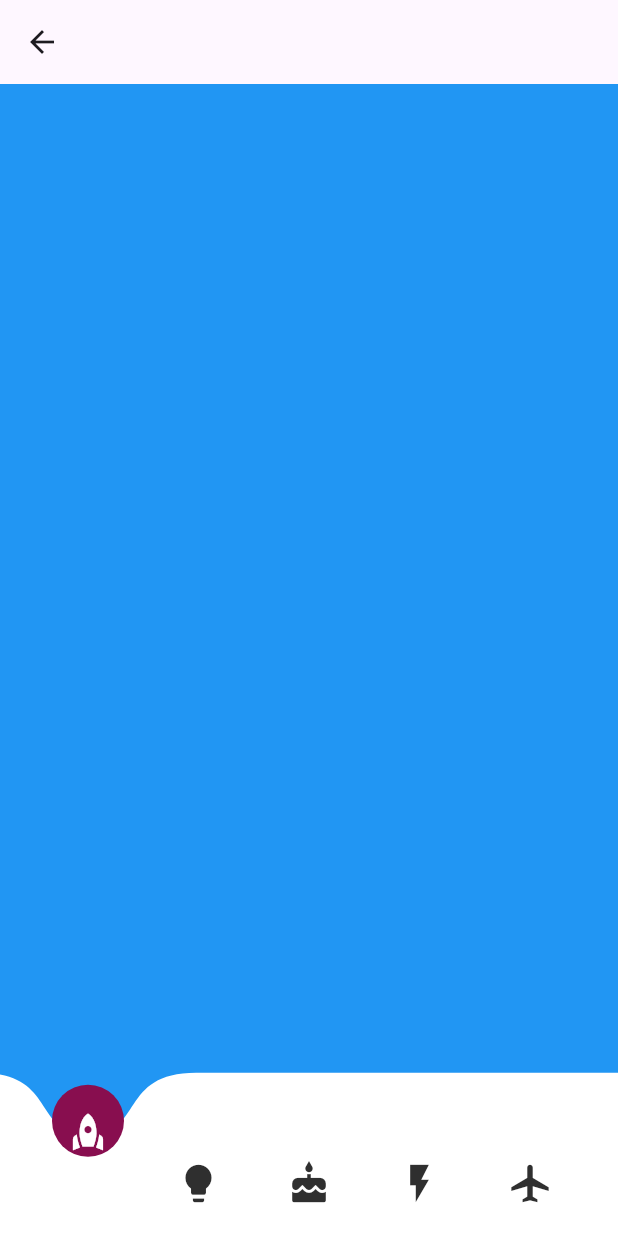
After one commit to OlehChornyi/animations_flutter, a Flutter app: the IconRowPage screen opened directly, on a phone screen of 412 x 824 dp. The commit adds this screen. Run offline on Flutter 3.47's test engine with Material 3 defaults, Android fonts, the phone set to English and light mode, and no system bars.

Commit message:
1st: pro navbar

```diff
--- a/lib/pages/my_home_page.dart
+++ b/lib/pages/my_home_page.dart
@@ -1,6 +1,7 @@
 import 'package:animations_flutter/pages/explicit_animations.dart';
 import 'package:animations_flutter/pages/implicit_animations.dart';
 import 'package:animations_flutter/pages/layout_animations.dart';
+import 'package:animations_flutter/pages/pro_animations.dart';
 import 'package:flutter/material.dart';
 
 class MyHomePage extends StatefulWidget {
@@ -38,6 +39,10 @@ class _MyHomePageState extends State<MyHomePage> {
               onPressed: () => navigator(context, const LayoutAnimations()),
               child: Text('Layout Animations'),
             ),
+            ElevatedButton(
+              onPressed: () => navigator(context, const ProAnimations()),
+              child: Text('Pro Animations'),
+            ),
           ],
         ),
       ),
--- /dev/null
+++ b/lib/pro_animations/1_pro_navbar.dart
@@ -0,0 +1,527 @@
+import 'package:flutter/material.dart';
+import 'dart:ui';
+import 'dart:math' as math;
+import 'dart:math';
+
+class IconPosition {
+  final double x;
+  final double y;
+  final double width;
+
+  IconPosition(this.x, this.y, this.width);
+}
+
+class IconRowPage extends StatefulWidget {
+  const IconRowPage({super.key});
+
+  @override
+  _IconRowPageState createState() => _IconRowPageState();
+}
+
+class _IconRowPageState extends State<IconRowPage> {
+  List<GlobalKey> iconKeys = List.generate(5, (_) => GlobalKey());
+  List<Offset> iconPositions = List.filled(5, Offset.zero);
+  Key childKey = UniqueKey();
+  GlobalKey<DentAnimationWidgetState> childGlobalKey =
+      GlobalKey<DentAnimationWidgetState>();
+  List<IconData> icons = [
+    Icons.rocket,
+    Icons.lightbulb,
+    Icons.cake,
+    Icons.flash_on,
+    Icons.airplanemode_active,
+  ];
+
+  int selectedIndex = 0;
+
+  @override
+  void initState() {
+    super.initState();
+    WidgetsBinding.instance.addPostFrameCallback((_) => getIconPositions());
+  }
+
+  void getIconPositions() {
+    setState(() {
+      iconPositions = iconKeys.map((key) {
+        final RenderBox renderBox =
+            key.currentContext!.findRenderObject() as RenderBox;
+        final position = renderBox.localToGlobal(Offset.zero);
+        final size = renderBox.size;
+        return position + Offset(size.width / 2, size.height / 2);
+      }).toList();
+    });
+  }
+
+  @override
+  Widget build(BuildContext context) {
+    return Scaffold(
+      appBar: AppBar(),
+      backgroundColor: Colors.blue,
+      body: LayoutBuilder(
+        builder: (context, constraints) {
+          double totalWidth = constraints.maxWidth;
+          int iconCount = icons.length;
+          double iconSpacing = 40.0; // You can adjust this value as needed
+          double totalSpacing = iconSpacing * (iconCount - 1);
+          double remainingWidth = totalWidth - totalSpacing;
+          double iconSize = remainingWidth / iconCount;
+
+          return Stack(
+            children: [
+              DentAnimationWidget(
+                key: childGlobalKey,
+                iconPositions: iconPositions,
+              ),
+              Positioned(
+                left: 0,
+                right: 0,
+                bottom: 20,
+                child: Row(
+                  mainAxisAlignment: MainAxisAlignment.spaceEvenly,
+                  children: List.generate(5, (index) {
+                    return GestureDetector(
+                      onTap: () {
+                        setState(() {
+                          selectedIndex = index;
+                        });
+                        // Notify the child
+                        childGlobalKey.currentState?.onParentClick(index);
+                      },
+                      child: AnimatedContainer(
+                        duration: Duration(milliseconds: 400),
+                        curve: Curves.easeOutBack,
+                        transform: Matrix4.translationValues(
+                          0,
+                          selectedIndex == index ? -35 : 0,
+                          0,
+                        ),
+                        child: AnimatedContainer(
+                          duration: Duration(milliseconds: 400),
+                          curve: Curves.easeOutBack,
+                          child: Icon(
+                            icons[index],
+                            key: iconKeys[index],
+                            size: 30,
+                            color: selectedIndex == index
+                                ? Colors.white
+                                : Color.fromARGB(255, 47, 47, 47),
+                          ),
+                        ),
+                      ),
+                    );
+                  }),
+                ),
+              ),
+            ],
+          );
+        },
+      ),
+    );
+  }
+}
+
+class DentAnimationWidget extends StatefulWidget {
+  late final List<Offset> iconPositions;
+
+  DentAnimationWidget({Key? key, required this.iconPositions})
+      : super(key: key);
+  @override
+  DentAnimationWidgetState createState() => DentAnimationWidgetState();
+}
+
+class DentAnimationWidgetState extends State<DentAnimationWidget>
+    with TickerProviderStateMixin {
+  late AnimationController _controller;
+  late Animation<double> _animation;
+  late AnimationController _circleController;
+  late Animation<double> _circleJumpAnimation;
+
+  int _circleStartPosition = 1;
+  int _circleEndPosition = 1;
+
+  @override
+  void initState() {
+    super.initState();
+    _controller = AnimationController(
+      duration: const Duration(milliseconds: 500),
+      vsync: this,
+    );
+    _animation = CurvedAnimation(
+      parent: _controller,
+      curve: StifferCurve(),
+    );
+
+    _controller.value = 1.0;
+
+    _circleController = AnimationController(
+      duration: const Duration(milliseconds: 250),
+      vsync: this,
+    );
+    _circleJumpAnimation = CurvedAnimation(
+      parent: _circleController,
+      curve: Curves.easeOutQuad,
+    );
+
+    _circleController.addStatusListener((status) {
+      print("Circle animation status: $status");
+    });
+  }
+
+  void onParentClick(int selection) {
+    print("onParentClick selection : $selection");
+    _startAnimation(selection + 1);
+  }
+
+  void _startAnimation(int endPosition) {
+    print("_startAnimation : $endPosition");
+    setState(() {
+      _circleStartPosition = _circleEndPosition;
+      _circleEndPosition = endPosition;
+    });
+    _circleController.forward(from: 0);
+
+    _controller.reset();
+
+    Future.delayed(Duration(milliseconds: 200), () {
+      _controller.forward();
+    });
+  }
+
+  @override
+  Widget build(BuildContext context) {
+    double screenWidth = MediaQuery.of(context).size.width;
+    double screenHeight = MediaQuery.of(context).size.height;
+
+    return AnimatedBuilder(
+        animation: Listenable.merge([_animation, _circleJumpAnimation]),
+        builder: (context, child) {
+          final dentManager = DentPointManager();
+          dentManager.addDynamicDents(
+              _circleEndPosition,
+              widget.iconPositions,
+              screenWidth,
+              screenHeight,
+              widget.iconPositions.length,
+              _animation.value);
+
+          Rect botTabRect = Rect.fromLTWH(
+              0, screenHeight * .8, screenWidth, screenHeight * .2);
+
+          return CustomPaint(
+            painter: CurvedPainter(
+              dents: dentManager._dents,
+              circleProgress: _circleJumpAnimation.value,
+              circleStartPosition:
+                  widget.iconPositions[_circleStartPosition - 1],
+              circleEndPosition: widget.iconPositions[
+                  _circleEndPosition - 1], //dentManager.circlePoint,
+              bottomTab: botTabRect,
+              progress: _animation.value,
+            ),
+            child: SizedBox(width: double.infinity, height: double.infinity),
+          );
+        });
+  }
+
+  @override
+  void dispose() {
+    _controller.dispose();
+    _circleController.dispose();
+    super.dispose();
+  }
+}
+
+class StifferCurve extends Curve {
+  @override
+  double transform(double t) {
+    // Adjusted equation for stiffer motion
+    return -math.pow(math.e, -t * 8) * math.cos(t * 6) + 1;
+  }
+}
+
+double easeDentWidth(double progress) {
+  // Use a sine wave to create a smooth oscillation
+  double oscillation = math.sin(progress * math.pi * 2) * 0.3;
+
+  // Combine with a linear progression to ensure we end at 1.0
+  double linear = progress;
+
+  // Blend between oscillation and linear progression
+  double blend = 1 - progress;
+
+  return 1 + (oscillation * blend) - (0.3 * (1 - linear));
+}
+
+class DentPointManager {
+  final List<DentData> _dents = [];
+
+  void addDynamicDents(int currentSelection, List<Offset> iconPositions,
+      double screenWidth, double screenHeight, int dentCount, double progress) {
+    if (dentCount <= 0) return;
+
+    double padding = 8;
+    double availableWidth = screenWidth - (2 * padding);
+    double dentWidth = screenWidth * 0.35;
+    double dentDepth = screenHeight * 0.050;
+
+    // Calculate total space between dents
+    double totalSpacing = availableWidth - (dentWidth * dentCount);
+
+    // Calculate individual spacing (including start and end)
+    double spacing = totalSpacing / (dentCount + 1);
+
+    for (int i = 0; i < dentCount; i++) {
+      // Calculate dentCenter using the spaceEvenly logic, accounting for left padding
+      double dentCenterX = iconPositions[i].dx;
+      Offset dentCenter = Offset(dentCenterX, screenHeight * 0.8);
+      // Offset dentCenter = iconPositions[i];
+      addDent(
+        dentCenter: dentCenter,
+        dentWidth: dentWidth,
+        dentDepth: dentDepth,
+        progress: i == (currentSelection - 1) ? progress : 0.0,
+      );
+    }
+    print("addDynamicDents currentSelection : $currentSelection");
+  }
+
+  void addDent(
+      {
+      // required Offset startPoint,
+      required Offset dentCenter,
+      required double dentWidth,
+      required double dentDepth,
+      required double progress}) {
+    dentDepth = dentDepth * progress;
+    dentWidth = dentWidth * easeDentWidth(progress); //dentWidth * progress;
+
+    final startPoint = Offset(dentCenter.dx - dentWidth / 2, dentCenter.dy);
+
+    final startControlPoint1 =
+        Offset(dentCenter.dx - dentWidth * .14, dentCenter.dy);
+    final animatedStartControlPoint1 = Offset.lerp(
+      startPoint,
+      startControlPoint1,
+      progress,
+    )!;
+
+    final startControlPoint2 =
+        Offset(dentCenter.dx - dentWidth * .26, dentCenter.dy + dentDepth);
+    final animatedStartControlPoint2 = Offset.lerp(
+      startControlPoint1,
+      startControlPoint2,
+      progress,
+    )!;
+
+    final middlePoint = Offset(dentCenter.dx, dentCenter.dy + dentDepth);
+    final animatedMiddlePoint = Offset.lerp(
+      Offset(middlePoint.dx, dentCenter.dy),
+      middlePoint,
+      progress,
+    )!;
+
+    final endControlPoint1 =
+        Offset(dentCenter.dx + dentWidth * .26, dentCenter.dy + dentDepth);
+    final endControlPoint2 =
+        Offset(dentCenter.dx + dentWidth * .14, dentCenter.dy);
+    final endPoint = Offset(dentCenter.dx + dentWidth / 2, dentCenter.dy);
+
+    final animatedEndControlPoint1 = Offset.lerp(
+      endPoint,
+      endControlPoint1,
+      progress,
+    )!;
+    final animatedEndControlPoint2 = Offset.lerp(
+      endPoint,
+      endControlPoint2,
+      progress,
+    )!;
+
+    _dents.add(DentData(
+        startPoint,
+        animatedStartControlPoint1,
+        animatedStartControlPoint2,
+        animatedMiddlePoint,
+        animatedEndControlPoint1,
+        animatedEndControlPoint2,
+        endPoint,
+        animatedEndControlPoint1,
+        endControlPoint2));
+  }
+}
+
+class DentData {
+  final Offset startPoint;
+  final Offset startControlPoint1;
+  final Offset startControlPoint2;
+
+  final Offset middlePoint;
+  final Offset middleControlPoint1;
+  final Offset middleControlPoint2;
+
+  final Offset endPoint;
+  final Offset endControlPoint1;
+  final Offset endControlPoint2;
+
+  const DentData(
+    this.startPoint,
+    this.startControlPoint1,
+    this.startControlPoint2,
+    this.middlePoint,
+    this.middleControlPoint1,
+    this.middleControlPoint2,
+    this.endPoint,
+    this.endControlPoint1,
+    this.endControlPoint2,
+  );
+}
+
+class CurvedPainter extends CustomPainter {
+  static const isDevModeOn = false;
+  late final List<DentData> _dents;
+  late final double _circleProgress;
+  late final Offset _circlestartPosition;
+  late final Offset _circleEndPosition;
+  late final Rect _bottomTab;
+  final double progress;
+
+  CurvedPainter(
+      {required List<DentData> dents,
+      required double circleProgress,
+      required Offset circleStartPosition,
+      required Offset circleEndPosition,
+      required bottomTab,
+      required this.progress}) {
+    _dents = dents;
+    _bottomTab = bottomTab;
+    _circleProgress = circleProgress;
+    _circlestartPosition = circleStartPosition;
+    _circleEndPosition = circleEndPosition;
+  }
+  @override
+  void paint(Canvas canvas, Size size) {
+    final whiteFillPaint = Paint()
+      ..style = PaintingStyle.fill
+      ..color = Color.fromARGB(255, 255, 255, 255);
+
+    final path = Path();
+    path.moveTo(_bottomTab.left, _bottomTab.top);
+
+    for (var dent in _dents) {
+      path.moveTo(dent.startPoint.dx, dent.startPoint.dy);
+
+      path.cubicTo(
+        dent.startControlPoint1.dx,
+        dent.startControlPoint1.dy,
+        dent.startControlPoint2.dx,
+        dent.startControlPoint2.dy,
+        dent.middlePoint.dx,
+        dent.middlePoint.dy,
+      );
+
+      path.cubicTo(
+        dent.endControlPoint1.dx,
+        dent.endControlPoint1.dy,
+        dent.endControlPoint2.dx,
+        dent.endControlPoint2.dy,
+        dent.endPoint.dx,
+        dent.endPoint.dy,
+      );
+    }
+
+    path.lineTo(_bottomTab.right, _bottomTab.top);
+    path.lineTo(_bottomTab.right, _bottomTab.bottom);
+    path.lineTo(_bottomTab.left, _bottomTab.bottom);
+    path.lineTo(_bottomTab.left, _bottomTab.top);
+    path.close();
+
+    // Create a new path for the rectangle
+    final rectPath = Path()..addRect(_bottomTab);
+
+    // Use difference to cut out the curve from the rectangle
+    final finalPath = Path.combine(PathOperation.intersect, rectPath, path);
+
+    canvas.drawPath(finalPath, whiteFillPaint);
+
+    drawCircle(canvas, size);
+
+    // if (isDevModeOn) {
+    //   for (var dent in _dents) {
+    //     drawDevPoints(canvas, size, dent);
+    //   }
+    // }
+  }
+
+  // Custom function for flattened sine curve
+  double _flattenedSine(double x) {
+    // This function creates a flatter curve compared to a regular sine
+    return sin(x * pi) * (1 - x * 0.5);
+  }
+
+  void drawCircle(Canvas canvas, Size size) {
+    final paint = Paint()
+      ..color = Colors.pink[900]!
+      ..style = PaintingStyle.fill;
+
+    // Calculate circle position
+    final startX = _circlestartPosition.dx;
+    final endX = _circleEndPosition.dx;
+    final x = lerpDouble(startX, endX, _circleProgress)!;
+
+    // Calculate y position for arc
+    final maxHeight = size.height * 0.1;
+    final y = size.height * 0.9 - _flattenedSine(_circleProgress) * maxHeight;
+
+    // Draw the circle
+    canvas.drawCircle(Offset(x, y), 24, paint);
+  }
+
+  // void drawDevPoints(Canvas canvas, Size size, DentData dent) {
+  //   // Draw control points and lines
+  //   final pointPaint = Paint()
+  //     ..color = Colors.red
+  //     ..style = PaintingStyle.fill;
+
+  //   final controlPointPaint = Paint()
+  //     ..color = Color.fromARGB(255, 146, 227, 15)
+  //     ..style = PaintingStyle.fill;
+
+  //   final linePaint = Paint()
+  //     ..color = Colors.green
+  //     ..style = PaintingStyle.stroke
+  //     ..strokeWidth = 1;
+
+  //   // Start and middle
+
+  //   // Draw lines connecting control points
+  //   canvas.drawLine(dent.startPoint, dent.startControlPoint1, linePaint);
+  //   canvas.drawLine(
+  //       dent.startControlPoint1, dent.startControlPoint2, linePaint);
+  //   canvas.drawLine(dent.startControlPoint2, dent.middlePoint, linePaint);
+
+  //   // Draw control points
+  //   canvas.drawCircle(dent.startPoint, 4, pointPaint);
+  //   canvas.drawCircle(dent.startControlPoint1, 4, controlPointPaint);
+  //   canvas.drawCircle(dent.startControlPoint2, 4, controlPointPaint);
+  //   canvas.drawCircle(dent.middlePoint, 4, pointPaint);
+
+  //   // Middle and end
+
+  //   // Draw lines connecting control points
+  //   canvas.drawLine(dent.middlePoint, dent.middleControlPoint1, linePaint);
+  //   canvas.drawLine(
+  //       dent.middleControlPoint1, dent.middleControlPoint2, linePaint);
+  //   canvas.drawLine(dent.middleControlPoint2, dent.endPoint, linePaint);
+
+  //   // Draw control points
+  //   canvas.drawCircle(dent.middlePoint, 4, pointPaint);
+  //   canvas.drawCircle(dent.middleControlPoint1, 4, controlPointPaint);
+  //   canvas.drawCircle(dent.middleControlPoint2, 4, controlPointPaint);
+  //   canvas.drawCircle(dent.endPoint, 4, pointPaint);
+  // }
+
+  @override
+  bool shouldRepaint(CustomPainter oldDelegate) {
+    return true;
+  }
+}
```
Also changed, not shown: lib/layout_animations/widgets/radial_gauge.dart (+5 -5 lines), lib/pages/pro_animations.dart (added, +44 -0 lines).
